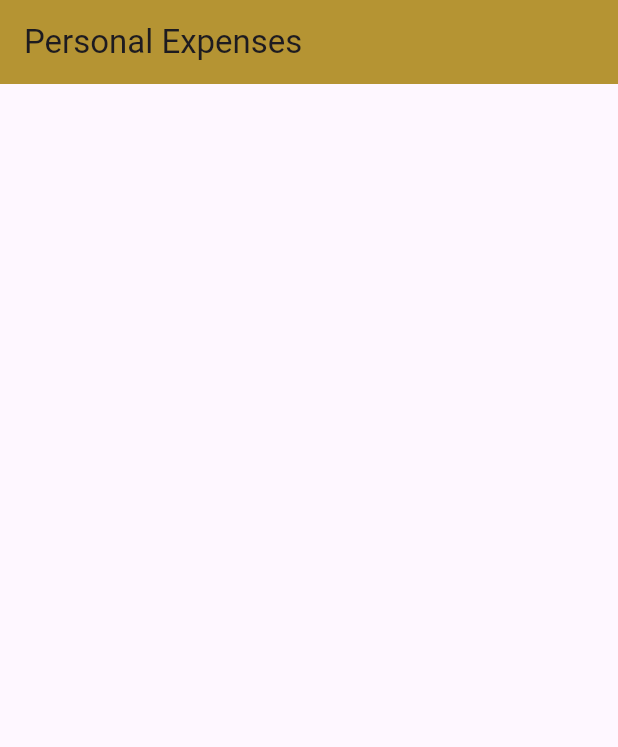
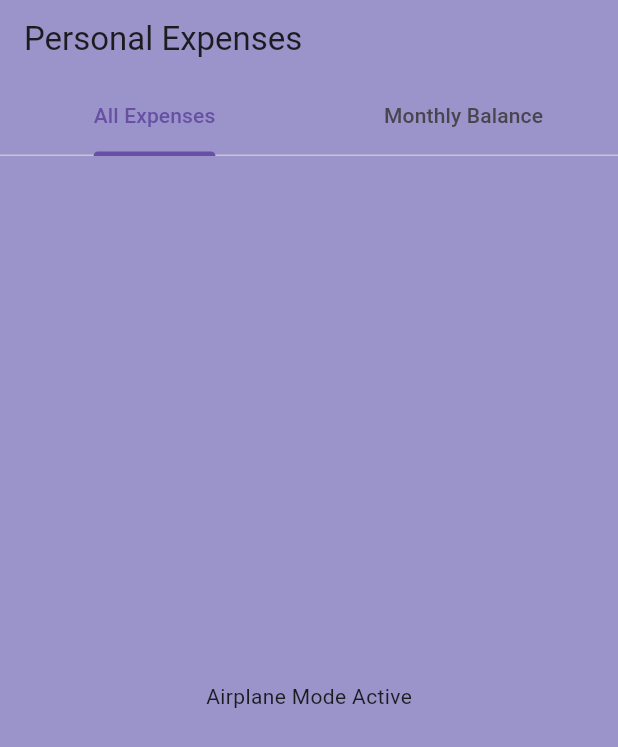
Before and after one commit to Nivedita-Tamrakar/nivedita_tamrakar_personal_finance_app, a Flutter app: the screen it shows after launch, on a phone screen of 412 x 824 dp. Shown: the top 747 px of the screen. Run offline on Flutter 3.47's test engine with Material 3 defaults, Android fonts, the phone set to English and light mode, and no system bars; our stand-ins replace dio, flutter_riverpod.

Commit message:
added few ui with tab bar and sliverAPPbar in the app.

```diff
--- a/lib/ui/screens/homescreen.dart
+++ b/lib/ui/screens/homescreen.dart
@@ -9,13 +9,60 @@ class Homescreen extends ConsumerStatefulWidget {
 }
 
 class _HomescreenState extends ConsumerState<Homescreen> {
+  final ScrollController scrollController = ScrollController();
+
+  @override
+  void initState() {
+    super.initState();
+  }
+
   @override
   Widget build(BuildContext context) {
-    return Scaffold(
+    return DefaultTabController(
+      initialIndex: 0,
+      length: 2,
+      child: Scaffold(
         appBar: AppBar(
           title: Text("Personal Expenses"),
-          backgroundColor: const Color.fromARGB(255, 181, 148, 51),
+          backgroundColor: const Color.fromARGB(255, 155, 148, 202),
+          bottom: const TabBar(labelPadding: EdgeInsets.all(15), tabs: [
+                Text("All Expenses"),
+                Text("Monthly Balance"),
+              ]),
         ),
+        //Tried to add the Sliver APP bar
+
+        // body: CustomScrollView(
+        //   controller: scrollController,
+        //   slivers: [
+        //     SliverAppBar(
+        //       // title: const Text('Profile Screen'),
+        //       pinned: true,
+        //       expandedHeight: 150,
+        //       flexibleSpace: FlexibleSpaceBar(
+        //         title: const Text(
+        //           'Personal Expenses',
+        //           style:
+        //               TextStyle(color: Color.fromRGBO(255, 255, 255, 1)),
+        //         ),
+        //         background: Image.network(
+        //             width: double.infinity,
+        //             fit: BoxFit.cover,
+        //             'https://encrypted-tbn0.gstatic.com/images?q=tbn:ANd9GcTQaaofIjY9g73wuhTL5mc7awXxEVdxMmMCcQ&s'),
+        //       ),
+        //     ),
+        //   ],
+        // ),
+
+        body: TabBarView(
+            children:
+                    [
+                        Center(child: Text('Airplane Mode Active')),
+                        Center(child: Text('Airplane Mode Inactive')),
+                     ]
+           ),
+          backgroundColor:const Color.fromARGB(255, 155, 148, 202),
+      ),
     );
   }
 }
```
